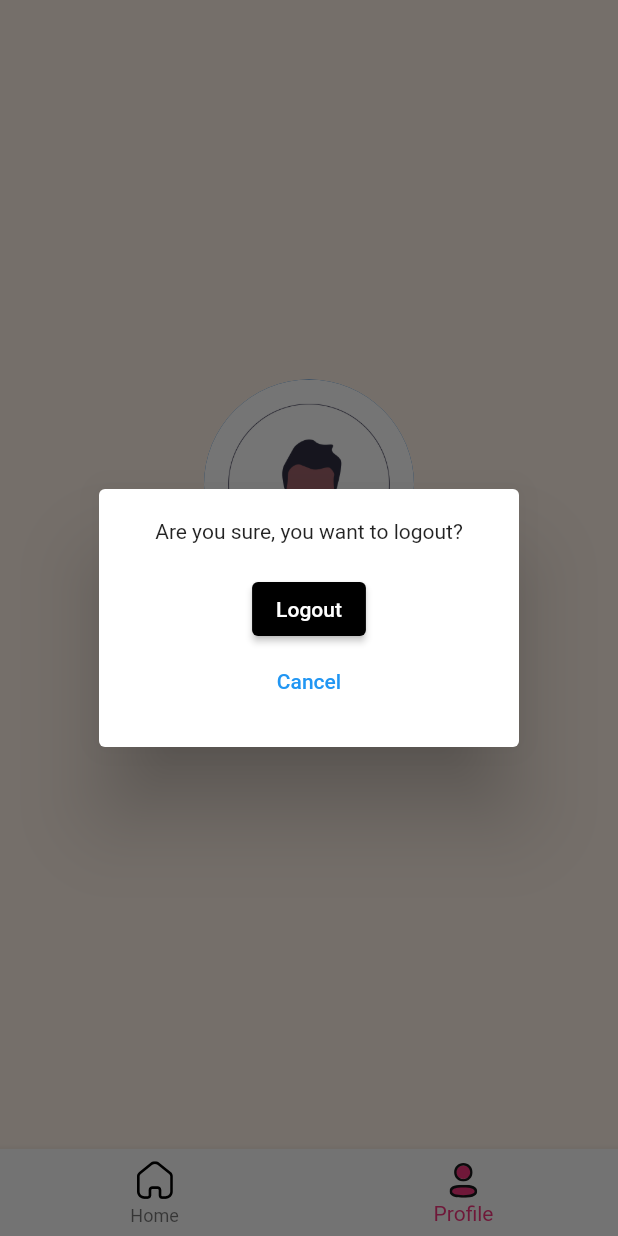
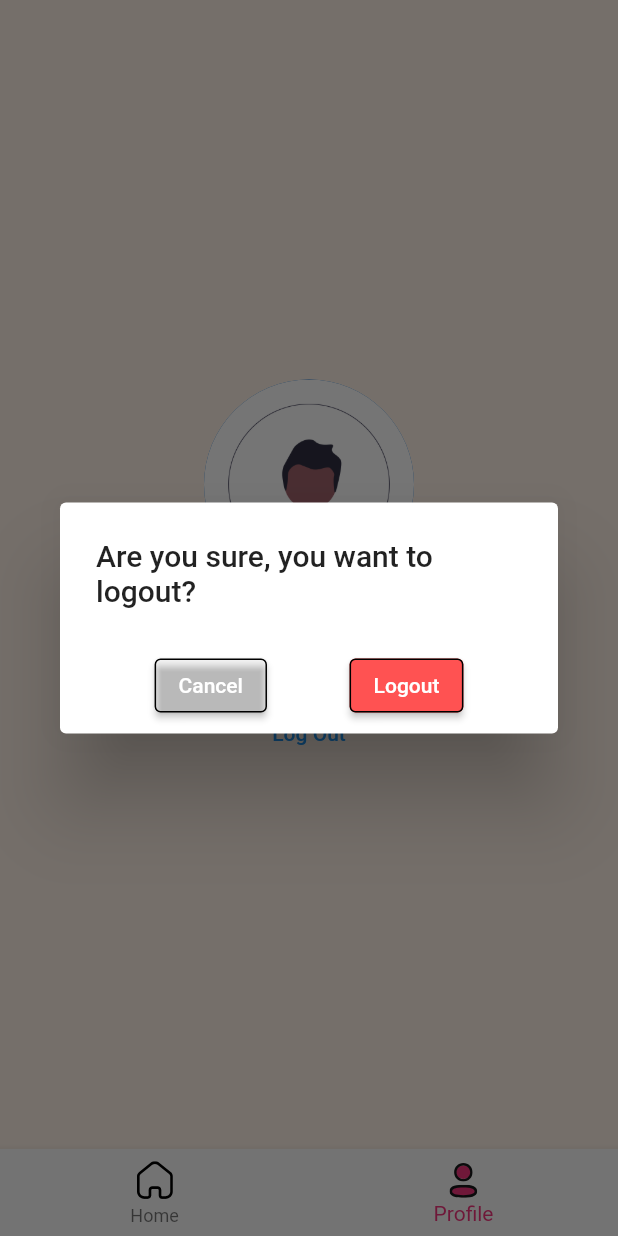
Before and after one commit to tulsipatel1199/women_job_app, a Flutter app: the screen it shows once a user with an empty profile is signed in, item 2 of the bottom bar chosen, after a tap on "Log Out", on a phone screen of 412 x 824 dp. Run offline on Flutter 3.47's test engine with Material 2 defaults, Android fonts, the phone set to English and light mode, and no system bars; our stand-ins replace cloud_firestore, email_validator, firebase_auth, firebase_core, flutter_svg, get and 1 more; accounts and stored records are empty.

Commit message:
complete app

```diff
--- a/lib/candidate/controllers/home_controller.dart
+++ b/lib/candidate/controllers/home_controller.dart
@@ -1,9 +1,10 @@
 import 'package:cloud_firestore/cloud_firestore.dart';
 import 'package:flutter/material.dart';
+import 'package:flutter_svg/svg.dart';
 import 'package:get/get.dart';
 import 'package:url_launcher/url_launcher.dart';
 
-import '../screens/candidate_job_details_screen.dart';
+import '../screens/job_details_screen.dart';
 
 class HomeController extends GetxController {
 
@@ -14,29 +15,11 @@ class HomeController extends GetxController {
     var url =
         "https://mail.google.com/mail/?view=cm&to=$email&su=$subject&body=$message";
     if (await canLaunchUrl(Uri.parse(url))) {
-      await launchUrl(Uri.parse(url));
+      await launchUrl(Uri.parse(url),mode: LaunchMode.externalApplication);
     } else {
       throw "Could not launch $url";
     }
   }
-
-  // //function
-  // RxList<Job> jobsList = <Job>[].obs;
-  //
-  // getJobOpenings() async {
-  //   final QuerySnapshot qs = await fs.collection('jobs').get();
-  //   // debugPrint("qs--->>>${qs.docs[0].get('description')}");
-  //   for (int i = 0; i < qs.size; i++) {
-  //     // jobs.add(qs.docs[i].get('title'));
-  //     jobsList.add(Job(company: qs.docs[i].get('company'),
-  //         description: qs.docs[i].get('description'),
-  //         tenure: qs.docs[i].get('tenure'),
-  //         salary: qs.docs[i].get('salary'),
-  //         role: qs.docs[i].get('role')));
-  //   }
-  //
-  //   debugPrint("${jobsList[0].description}");
-  // }
 }
 
 
@@ -53,29 +36,41 @@ class HomeController extends GetxController {
       .snapshots(),
   builder: (context, snapshot) {
   if (!snapshot.hasData) {
+    debugPrint("no data");
   return const Text('Something went wrong');
   }
   if (snapshot.connectionState == ConnectionState.waiting) {
-  return const Text("Loading");
+    debugPrint("loading");
+    return const Text("Loading");
   }
-  return ListView(
+  debugPrint("has data");
+  return snapshot.data!.docs.toList().isEmpty?Center(child: Column(
+    mainAxisAlignment: MainAxisAlignment.center,
+    children: [
+      SvgPicture.asset("assets/default/candidate_empty_state.svg"),
+      const SizedBox(height:8),
+      const Text("No job post available right now, Please try again later."),
+    ],
+  )):ListView(
     children: snapshot.data!.docs.map((DocumentSnapshot document) {
       Map<String, dynamic> data = document.data()! as Map<String, dynamic>;
       return  Padding(
         padding: const EdgeInsets.symmetric(vertical:6.0),
         child: InkWell(
           onTap: (){
-            Get.to(()=>CandidateJobDetailsScreen(
+            Get.to(()=>JobDetailsScreen(
               title: data['company'],
               role: data['role'],
               tenure: data['tenure'],
               salary: data['salary'],
               description: data['description'],
               recruiterEmail: data['email'],
+              phone: data['phone'],
+              isCandidate: true,
+              receiverId: data['addedBy'],
             ));
           },
           child: Card(
-            //decoration: BoxDecoration(borderRadius : BorderRadius.circular(8),color: Colors.cyan),
             child:
             Padding(
               padding: const EdgeInsets.symmetric(vertical: 20,horizontal: 10),
@@ -89,7 +84,6 @@ class HomeController extends GetxController {
                     maxLines: 2,
                     overflow: TextOverflow.fade,
                   ),
-
                 ],
               ),
             ),
@@ -112,8 +106,8 @@ class HomeController extends GetxController {
 
 
 
-class Job{
-  String company, description,role, salary,tenure, email;
-
-  Job({required this.email,required this.company, required this.description, required this.role, required this.salary, required this.tenure});
-}
+// class Job{
+//   String company, description,role, salary,tenure, email, phone;
+//
+//   Job({required this.email,required this.phone,required this.company, required this.description, required this.role, required this.salary, required this.tenure});
+// }
--- a/lib/candidate/controllers/profile_controller.dart
+++ b/lib/candidate/controllers/profile_controller.dart
@@ -1,4 +1,3 @@
-
 import 'package:cloud_firestore/cloud_firestore.dart';
 import 'package:firebase_auth/firebase_auth.dart';
 import 'package:flutter/material.dart';
@@ -20,7 +19,6 @@ class ProfileController extends GetxController{
    getUserDetails();
 
  }
-
 
  getUserDetails() async{
   try{
--- a/lib/candidate/controllers/recruiter_controller.dart
+++ b/lib/candidate/controllers/recruiter_controller.dart
@@ -4,8 +4,6 @@ import 'package:flutter/material.dart';
 import 'package:flutter_svg/svg.dart';
 import 'package:get/get.dart';
 import 'package:women_job_app/candidate/screens/add_job_screen.dart';
-
-import '../screens/candidate_job_details_screen.dart';
 
 final user = FirebaseAuth.instance;
 
@@ -17,26 +15,6 @@ class RecruiterController extends GetxController{
   Rx<TextEditingController> tenureCtr = TextEditingController().obs;
   Rx<TextEditingController> descriptionCtr = TextEditingController().obs;
 
-
-
-  // RxList<Job> myAddedJobs = <Job>[].obs;
-  //
-  // getJob() async {
-  //   final fs = FirebaseFirestore.instance;
-  //  QuerySnapshot qs = await fs.collection('jobs').where('addedBy',isEqualTo: user.currentUser!.uid).get();
-  //  myAddedJobs.clear();
-  //  for(int i=0;i<qs.size;i++)
-  //  {
-  //     myAddedJobs.add(Job(
-  //         company: qs.docs[i].get('company'),
-  //         description: qs.docs[i].get('description'),
-  //         salary: qs.docs[i].get('salary'),
-  //         role: qs.docs[i].get('role'),
-  //         tenure: qs.docs[i].get('tenure'),
-  //         email: qs.docs[i].get('email'),
-  //     ));
-  //   }
-  // }
   addJob(){
     final fs = FirebaseFirestore.instance;
     if(companyNameCtr.value.text.isNotEmpty&&roleCtr.value.text.isNotEmpty&&salaryCtr.value.text.isNotEmpty&&tenureCtr.value.text.isNotEmpty&&
@@ -51,6 +29,7 @@ class RecruiterController extends GetxController{
         'addedAt':DateTime.now(),
         'addedBy': user.currentUser!.uid,
         'email':user.currentUser!.email,
+        'phone':user.currentUser!.phoneNumber,
       });
       resetFields();
       Get.back();
@@ -81,6 +60,7 @@ class RecruiterController extends GetxController{
           'addedAt':DateTime.now(),
           'addedBy': user.currentUser!.uid,
           'email':user.currentUser!.email,
+          'phone':user.currentUser!.phoneNumber,
         });
     Get.back();
   }
@@ -112,21 +92,21 @@ class RecruiterJobsStream extends GetView<RecruiterController> {
             mainAxisAlignment: MainAxisAlignment.center,
             children: [
               SvgPicture.asset("assets/default/recruiter_empty_state.svg"),
-              SizedBox(height:8),
-              Text("No jobs has been added by you!"),
+              const SizedBox(height:8),
+              const Text("No jobs has been added by you!"),
             ],
           ));
         }
         if (snapshot.connectionState == ConnectionState.waiting) {
           return const Text("Loading");
         }
-        return snapshot.data!.docs.length==0?Center(
+        return snapshot.data!.docs.isEmpty?Center(
           child: Column(
             mainAxisAlignment: MainAxisAlignment.center,
             children: [
               SvgPicture.asset("assets/default/recruiter_empty_state.svg"),
-              SizedBox(height:8),
-              Text("No jobs has been added by you!"),
+              const SizedBox(height:8),
+              const Text("No jobs has been added by you!"),
             ],
           ),
         ):ListView(
@@ -137,14 +117,15 @@ class RecruiterJobsStream extends GetView<RecruiterController> {
               child: InkWell(
                 onTap: (){
                   debugPrint("${document.id}");
-                  Get.to(()=>CandidateJobDetailsScreen(
-                    title: data['company'],
-                    role: data['role'],
-                    tenure: data['tenure'],
-                    salary: data['salary'],
-                    description: data['description'],
-                    recruiterEmail: data['email'],
-                  ));
+                  // Get.to(()=>JobDetailsScreen(
+                  //   title: data['company'],
+                  //   role: data['role'],
+                  //   tenure: data['tenure'],
+                  //   salary: data['salary'],
+                  //   description: data['description'],
+                  //   recruiterEmail: data['email'],
+                  //   isCandidate: false,
+                  // ));
                 },
                 child: Card(
                   //decoration: BoxDecoration(borderRadius : BorderRadius.circular(8),color: Colors.cyan),
@@ -174,7 +155,7 @@ class RecruiterJobsStream extends GetView<RecruiterController> {
                         InkWell(
                             onTap:(){
                               Get.bottomSheet(Container(
-                                decoration: BoxDecoration(
+                                decoration: const BoxDecoration(
                                   color: Colors.white,
                                   borderRadius: BorderRadius.vertical(top: Radius.circular(24)),
                                 ),
@@ -192,19 +173,19 @@ class RecruiterJobsStream extends GetView<RecruiterController> {
                                             controller.tenureCtr.value.text = data['tenure'];
                                             controller.descriptionCtr.value.text = data['description'];
                                             Get.back();
-                                            Get.to(()=>AddJobScreen(isUpdate: true), arguments: [document.id]);
+                                            Get.to(()=>const AddJobScreen(isUpdate: true), arguments: [document.id]);
                                           },
                                           child: Padding(
                                             padding: const EdgeInsets.all(8.0),
                                             child: Row(
-                                              children: [
+                                              children: const [
                                                 Icon(Icons.edit),
                                                 SizedBox(width: 8),
                                                 Text("Edit"),
                                               ],
                                             ),
                                           )),
-                                      Divider(),
+                                      const Divider(),
                                       InkWell(
                                           onTap:(){
                                                 RecruiterController().deleteJob(document.id);
@@ -212,7 +193,7 @@ class RecruiterJobsStream extends GetView<RecruiterController> {
                                           child: Padding(
                                             padding: const EdgeInsets.all(8.0),
                                             child: Row(
-                                              children: [
+                                              children: const [
                                                 Icon(Icons.delete),
                                                 SizedBox(width: 8),
                                                 Text("Delete"),
@@ -224,7 +205,7 @@ class RecruiterJobsStream extends GetView<RecruiterController> {
                                 ),
                               ));
                             },
-                            child: Icon(Icons.more_vert)),
+                            child: const Icon(Icons.more_vert)),
                       ],
                     ),
                   ),
--- a/lib/candidate/screens/add_job_screen.dart
+++ b/lib/candidate/screens/add_job_screen.dart
@@ -10,7 +10,7 @@ class AddJobScreen extends GetView<RecruiterController> {
   Widget build(BuildContext context) {
     return Scaffold(
       appBar: AppBar(
-        title: Text("Add Job"),
+        title: const Text("Add Job"),
       ),
       bottomNavigationBar:Padding(
         padding: const EdgeInsets.symmetric(horizontal: 8.0,vertical: 16.0),
--- a/lib/candidate/screens/candidate_home_screen.dart
+++ b/lib/candidate/screens/candidate_home_screen.dart
@@ -1,6 +1,8 @@
 import 'package:flutter/material.dart';
+import 'package:flutter_svg/svg.dart';
 import 'package:get/get.dart';
 import 'package:women_job_app/candidate/controllers/home_controller.dart';
+import 'chat_screen.dart';
 
 
 class CandidateHomeScreen extends StatelessWidget {
@@ -14,10 +16,15 @@ HomeController controller = Get.put(HomeController());
       appBar: AppBar(
         title: const Text("Job openings"),
         automaticallyImplyLeading: false,
-        actions: const [
-          Padding(
-            padding: EdgeInsets.all(8.0),
-            child: Icon(Icons.chat_bubble),
+        actions: [
+          InkWell(
+            onTap: (){
+              Get.to(()=>ChatScreen());
+            },
+            child: Padding(
+              padding: const EdgeInsets.all(8.0),
+              child: SvgPicture.asset('assets/default/chat.svg'),
+            ),
           ),
         ],
       ),
--- a/lib/candidate/screens/profile_screen.dart
+++ b/lib/candidate/screens/profile_screen.dart
@@ -1,7 +1,7 @@
 import 'package:flutter/material.dart';
 import 'package:get/get.dart';
+import '../controllers/profile_controller.dart';
 
-import '../controllers/profile_controller.dart';
 
 // ignore: must_be_immutable
 class ProfileScreen extends StatelessWidget{
@@ -17,29 +17,60 @@ class ProfileScreen extends StatelessWidget{
         child: Column(
           mainAxisAlignment: MainAxisAlignment.center,
           children:   [
-            CircleAvatar(backgroundImage: AssetImage('assets/default/maleProfile.png'),radius: 70,),
+            const CircleAvatar(backgroundImage: AssetImage('assets/default/maleProfile.png'),radius: 70,),
             const SizedBox(height: 20,),
              Text(profileController.name.value),
              Text(profileController.email.value),
             const SizedBox(height: 20,),
             TextButton(onPressed: (){
-              Get.dialog(Dialog(
+              Get.dialog(AlertDialog(title: Text("Are you sure, you want to logout?"),
+              actionsAlignment: MainAxisAlignment.spaceEvenly,
+              actions: [
+                ElevatedButton(onPressed: (){
+                  Get.back();
+                }, child: const Text("Cancel"),
+                style: ButtonStyle(
+                  backgroundColor: MaterialStatePropertyAll(Colors.transparent),
+                  side: MaterialStatePropertyAll(BorderSide(
+                    width: 1,
+                    color: Colors.black
+                  ))
+                ),
+                ),
+                ElevatedButton(onPressed: (){
+                            profileController.logout();
+                          },
+                    child: const Text("Logout"),
+                    style: ButtonStyle(
+                      backgroundColor: MaterialStatePropertyAll(Colors.redAccent),
+                        side: MaterialStatePropertyAll(BorderSide(
+                            width: 1,
+                            color: Colors.black
+                        ))
+                    ),
+                ),
+              ],
 
-                child: Padding(
-                  padding: const EdgeInsets.all(20),
-                  child: Column(
-                    mainAxisSize: MainAxisSize.min,
-                    children: [
-                      const Text("Are you sure, you want to logout?"),
-                      const SizedBox(height: 20,),
-                      ElevatedButton(onPressed: (){
-                        profileController.logout();
-                      }, child: const Text("Logout")),
-                      TextButton(onPressed: (){Get.back();}, child: const Text("Cancel"))
-                    ],
-                  ),
-                ),
-              ));
+              )
+
+
+              //     Dialog(
+              //   child: Padding(
+              //     padding: const EdgeInsets.all(20),
+              //     child: Row(
+              //       mainAxisSize: MainAxisSize.min,
+              //       children: [
+              //         const Text("Are you sure, you want to logout?"),
+              //         const SizedBox(height: 20,),
+              //         ElevatedButton(onPressed: (){
+              //           profileController.logout();
+              //         }, child: const Text("Logout")),
+              //         TextButton(onPressed: (){Get.back();}, child: const Text("Cancel"))
+              //       ],
+              //     ),
+              //   ),
+              // )
+              );
             }, child: const Text("Log Out") )
 
 
--- a/lib/candidate/screens/recruiter_home_screen.dart
+++ b/lib/candidate/screens/recruiter_home_screen.dart
@@ -1,7 +1,5 @@
 import 'package:flutter/material.dart';
-import 'package:flutter_svg/svg.dart';
 import 'package:get/get.dart';
-
 import '../controllers/recruiter_controller.dart';
 import 'add_job_screen.dart';
 
@@ -15,18 +13,6 @@ class RecruiterHomeScreen extends StatelessWidget {
         appBar: AppBar(
           title: const Text("Jobs Posted by You"),
           automaticallyImplyLeading: false,
-          actions:  [
-            Padding(
-              padding: const EdgeInsets.all(8.0),
-              child: InkWell(
-                  onTap:(){
-                    Get.snackbar("Coming soon!", " ");
-                  },
-                  child: SvgPicture.asset('assets/default/chat.svg'),
-
-              ),
-            ),
-          ],
         ),
       floatingActionButton: SizedBox(
         width: 100,
--- a/lib/candidate/screens/splash_screen.dart
+++ b/lib/candidate/screens/splash_screen.dart
@@ -1,7 +1,5 @@
 import 'package:flutter/material.dart';
-import 'package:flutter_svg/flutter_svg.dart';
 import 'package:get/get.dart';
-import 'package:women_job_app/candidate/screens/dashboard_screen.dart';
 import 'package:women_job_app/common/auth_controllers/auth_gate.dart';
 
 
@@ -15,7 +13,6 @@ class SplashScreen extends StatefulWidget {
 class _SplashScreenState extends State<SplashScreen> {
   @override
   void initState() {
-    // TODO: implement initState
     super.initState();
     Future.delayed(const Duration(seconds: 4),(){
       Get.offAll(const AuthGate());
@@ -24,7 +21,7 @@ class _SplashScreenState extends State<SplashScreen> {
   @override
   Widget build(BuildContext context) {
     return  Scaffold(
-      backgroundColor: Color(0xffFFF3E8),
+      backgroundColor: const Color(0xffFFF3E8),
       body: Center(child: Image.asset('assets/default/logo.png')),
       //body: Center(child: SvgPicture.asset('assets/default/logo.svg')),
     );
--- a/lib/main.dart
+++ b/lib/main.dart
@@ -2,7 +2,6 @@ import 'package:firebase_core/firebase_core.dart';
 import 'package:flutter/material.dart';
 import 'package:get/get.dart';
 import 'package:women_job_app/candidate/screens/splash_screen.dart';
-import 'package:women_job_app/common/auth_controllers/auth_gate.dart';
 
 import 'common/styles/app_themes.dart';
 
@@ -20,8 +19,7 @@ class MyApp extends StatelessWidget {
   @override
   Widget build(BuildContext context) {
     return GetMaterialApp(
-
-      title: 'Women\'s job app',
+      title: 'Job Hunt',
       theme: AppThemes.themeData,
       debugShowCheckedModeBanner: false,
       home: const SplashScreen(),
--- a/pubspec.yaml
+++ b/pubspec.yaml
@@ -17,10 +17,14 @@ dependencies:
   get: ^4.6.5
   firebase_auth: ^4.2.1
   firebase_core:
+  firebase_storage:
   cloud_firestore:
   url_launcher: ^6.1.7
   get_storage: ^2.0.3
   flutter_svg: ^1.1.6
+  file_picker: ^5.2.5
+  email_validator: ^2.1.17
+
 
 dev_dependencies:
   flutter_test:
```
Also changed, not shown: lib/candidate/screens/chat_screen.dart (added, +41 -0 lines), lib/candidate/screens/job_details_screen.dart (renamed from lib/candidate/screens/candidate_job_details_screen.dart, +21 -17 lines), lib/candidate/screens/login_screen.dart (+6 -10 lines), lib/candidate/screens/signup_screen.dart (+14 -13 lines), lib/common/auth_controllers/auth_controller.dart (+9 -2 lines), lib/common/screens/common_base_screen.dart (added, +21 -0 lines), pubspec.lock, 2 other files.
